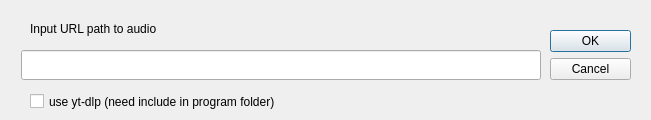
This is dialogurl.ui in prokusha/mediaPlayer as Qt 5 draws it before an edit. The edited form follows.
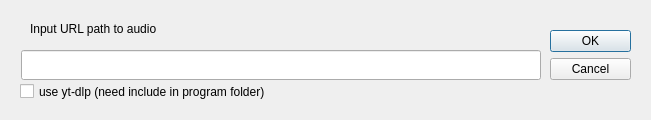
This is the edited form.

```diff
--- a/dialogurl.ui
+++ b/dialogurl.ui
@@ -55,9 +55,9 @@
   <widget class="QCheckBox" name="checkBox">
    <property name="geometry">
     <rect>
-     <x>30</x>
-     <y>90</y>
-     <width>261</width>
+     <x>20</x>
+     <y>80</y>
+     <width>291</width>
      <height>23</height>
     </rect>
    </property>
```
